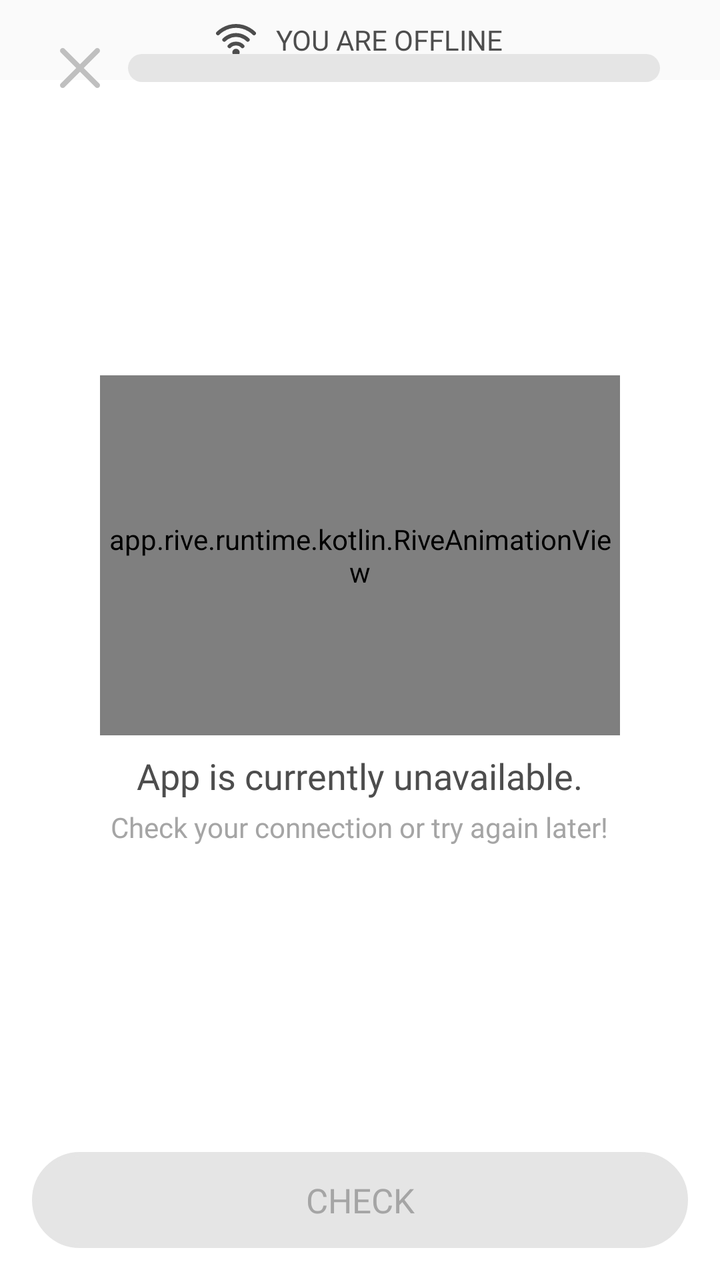
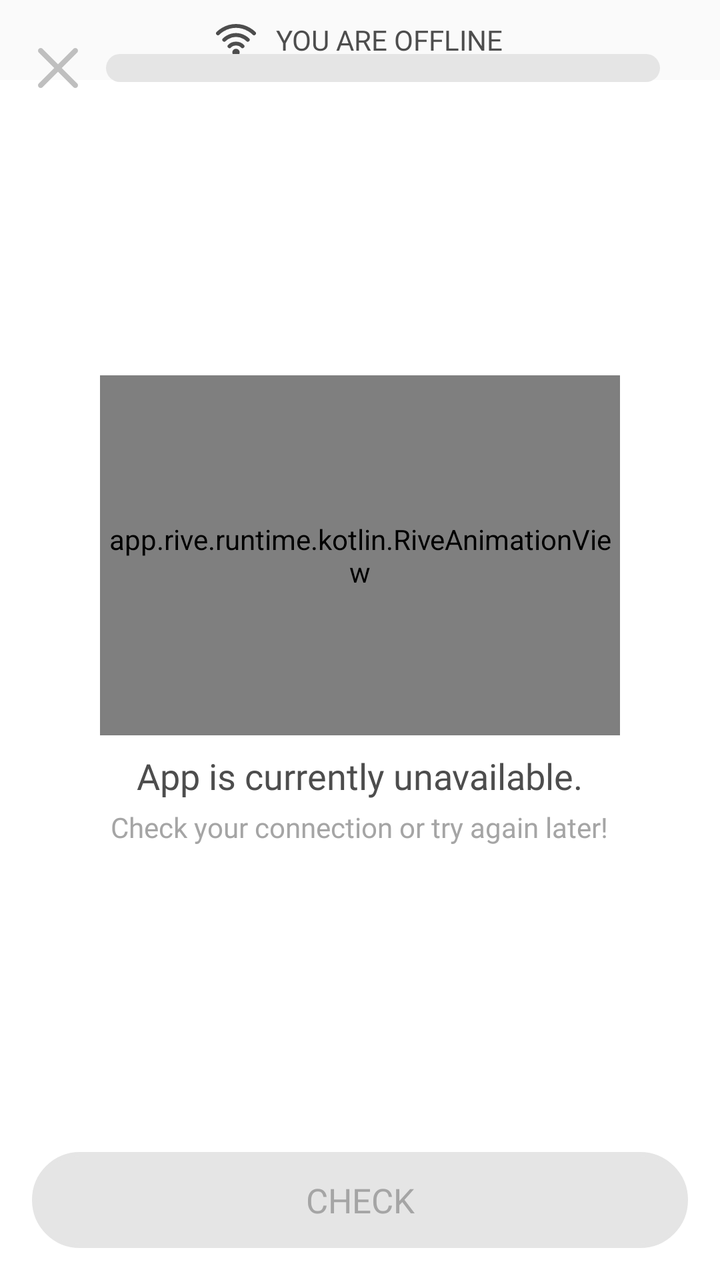

Compare the two renders of this Android layout. The source of the first and the diff that turns it into the second are given below.
<!-- AndroidManifest.xml: application theme Theme.Tetragon -->
<!-- res/layout/activity_physics10_grade_question.xml -->
<?xml version="1.0" encoding="utf-8"?>
<androidx.constraintlayout.widget.ConstraintLayout xmlns:android="http://schemas.android.com/apk/res/android"
    xmlns:app="http://schemas.android.com/apk/res-auto"
    xmlns:tools="http://schemas.android.com/tools"
    android:id="@+id/main"
    android:layout_width="match_parent"
    android:layout_height="match_parent"
    android:background="@color/white"
    android:fitsSystemWindows="true"
    tools:context=".questions.questionPhysicsTenthGrade.Physics10GradeQuestionActivity">

    <LinearLayout
        android:id="@+id/internetConnection"
        android:layout_width="match_parent"
        android:layout_height="wrap_content"
        android:orientation="horizontal"
        android:gravity="center"
        android:padding="10dp"
        android:background="@color/gray_3"
        app:layout_constraintTop_toTopOf="parent"
        app:layout_constraintStart_toStartOf="parent"
        app:layout_constraintEnd_toEndOf="parent">

        <ImageView
            android:layout_width="20dp"
            android:layout_height="20dp"
            android:src="@drawable/internet_lost"
            android:layout_marginEnd="10dp" />

        <TextView
            android:layout_width="wrap_content"
            android:layout_height="wrap_content"
            android:text="@string/you_are_offline"
            android:textColor="@color/black_3"
            android:fontFamily="@font/inter_semibold"
            android:textSize="14sp"/>

    </LinearLayout>

    <LinearLayout
        android:id="@+id/offlineContainer"
        android:layout_width="0dp"
        android:layout_height="0dp"
        android:gravity="center"
        android:orientation="vertical"
        android:padding="16dp"
        app:layout_constraintBottom_toBottomOf="@+id/stateContainer"
        app:layout_constraintEnd_toEndOf="parent"
        app:layout_constraintStart_toStartOf="parent"
        app:layout_constraintTop_toBottomOf="@id/internetConnection">

        <app.rive.runtime.kotlin.RiveAnimationView
            android:id="@+id/internet_mr_square"
            android:layout_width="260dp"
            android:layout_height="180dp"
            app:riveAutoPlay="true"
            app:riveResource="@raw/no_internet_mr_square"
            app:riveStateMachine="State Machine 1" />

        <TextView
            android:id="@+id/offlineTitle"
            android:layout_width="wrap_content"
            android:layout_height="wrap_content"
            android:layout_marginTop="8dp"
            android:fontFamily="@font/inter_semibold"
            android:text="App is currently unavailable."
            android:textColor="@color/black_3"
            android:textSize="18sp" />

        <TextView
            android:id="@+id/offlineSubtitle"
            android:layout_width="wrap_content"
            android:layout_height="wrap_content"
            android:layout_marginTop="4dp"
            android:fontFamily="@font/inter_medium"
            android:gravity="center"
            android:text="Check your connection or try again later!"
            android:textAlignment="center"
            android:textColor="@color/gray_1"
            android:textSize="14sp" />

    </LinearLayout>

    <androidx.constraintlayout.widget.ConstraintLayout
        android:id="@+id/topBarContainer"
        android:layout_width="match_parent"
        android:layout_height="wrap_content"
        android:paddingStart="16dp"
        android:paddingTop="10dp"
        android:paddingEnd="16dp"
        app:layout_constraintEnd_toEndOf="parent"
        app:layout_constraintStart_toStartOf="parent"
        app:layout_constraintTop_toTopOf="parent">

        <ImageView
            android:id="@+id/exit_btn"
            android:layout_width="48dp"
            android:layout_height="48dp"
            android:padding="14dp"
            android:src="@drawable/exit_btn"
            app:layout_constraintBottom_toBottomOf="parent"
            app:layout_constraintStart_toStartOf="parent"
            app:layout_constraintTop_toTopOf="parent" />

        <ProgressBar
            android:id="@+id/progressBar"
            style="?android:attr/progressBarStyleHorizontal"
            android:layout_width="0dp"
            android:layout_height="14dp"
            android:layout_marginEnd="14dp"
            android:indeterminate="false"
            android:max="10"
            android:progressDrawable="@drawable/custom_progress_bar"
            app:layout_constraintBottom_toBottomOf="parent"
            app:layout_constraintEnd_toEndOf="parent"
            app:layout_constraintStart_toEndOf="@+id/exit_btn"
            app:layout_constraintTop_toTopOf="parent"
            tools:progress="7" />

    </androidx.constraintlayout.widget.ConstraintLayout>

    <FrameLayout
        android:id="@+id/questionFragmentContainer"
        android:layout_width="0dp"
        android:layout_height="0dp"
        app:layout_constraintBottom_toTopOf="@+id/btnBackground"
        app:layout_constraintEnd_toEndOf="parent"
        app:layout_constraintStart_toStartOf="parent"
        app:layout_constraintTop_toBottomOf="@+id/topBarContainer" />

    <FrameLayout
        android:id="@+id/stateContainer"
        android:layout_width="match_parent"
        android:layout_height="wrap_content"
        android:background="@color/green_3"
        android:visibility="invisible"
        app:layout_constraintBottom_toTopOf="@+id/btnBackground"
        app:layout_constraintEnd_toEndOf="parent"
        app:layout_constraintStart_toStartOf="parent">

        <androidx.constraintlayout.widget.ConstraintLayout
            android:layout_width="match_parent"
            android:layout_height="match_parent"
            android:padding="16dp">

            <LinearLayout
                android:layout_width="wrap_content"
                android:layout_height="wrap_content"
                android:gravity="center"
                android:orientation="horizontal"
                app:layout_constraintStart_toStartOf="parent"
                app:layout_constraintTop_toTopOf="parent">

                <ImageView
                    android:id="@+id/circleState"
                    android:layout_width="36dp"
                    android:layout_height="36dp"
                    android:src="@drawable/correct_tick_icon"
                    app:layout_constraintStart_toStartOf="parent"
                    app:layout_constraintTop_toTopOf="parent" />

                <LinearLayout
                    android:layout_width="wrap_content"
                    android:layout_height="wrap_content"
                    android:orientation="vertical">

                    <TextView
                        android:id="@+id/stateAnswer"
                        android:layout_width="wrap_content"
                        android:layout_height="wrap_content"
                        android:layout_marginStart="10dp"
                        android:fontFamily="@font/inter_semibold"
                        android:text="Correct!"
                        android:textColor="@color/text_color"
                        android:textSize="18sp" />

                    <TextView
                        android:id="@+id/answer"
                        android:layout_width="wrap_content"
                        android:layout_height="wrap_content"
                        android:layout_marginStart="10dp"
                        android:fontFamily="@font/inter_semibold"
                        android:text="Answer: 2"
                        android:textColor="@color/text_color"
                        android:textSize="14sp"
                        android:visibility="gone" />

                </LinearLayout>
            </LinearLayout>

        </androidx.constraintlayout.widget.ConstraintLayout>
    </FrameLayout>

    <androidx.constraintlayout.widget.ConstraintLayout
        android:id="@+id/btnBackground"
        android:layout_width="match_parent"
        android:layout_height="wrap_content"
        android:paddingStart="16dp"
        android:paddingEnd="16dp"
        android:paddingBottom="16dp"
        android:background="@color/white"
        app:layout_constraintBottom_toBottomOf="parent"
        app:layout_constraintEnd_toEndOf="parent"
        app:layout_constraintStart_toStartOf="parent">

        <FrameLayout
            android:id="@+id/check_btn_container"
            android:layout_width="0dp"
            android:layout_height="wrap_content"
            android:clipChildren="false"
            android:clipToPadding="false"
            android:paddingBottom="5dp"
            app:layout_constraintBottom_toBottomOf="parent"
            app:layout_constraintEnd_toEndOf="parent"
            app:layout_constraintStart_toStartOf="parent">

            <FrameLayout
                android:id="@+id/check_enabled_btn_container"
                android:layout_width="match_parent"
                android:layout_height="wrap_content"
                android:visibility="invisible">

                <View
                    android:id="@+id/check_enabled_button_background"
                    android:layout_width="match_parent"
                    android:layout_height="48dp"
                    android:background="@drawable/custom_button"
                    android:backgroundTint="@color/blue_1"
                    android:translationY="5dp" />

                <Button
                    android:id="@+id/check_enabled_btn"
                    android:layout_width="match_parent"
                    android:layout_height="48dp"
                    android:background="@drawable/custom_button"
                    android:fontFamily="@font/inter_semibold"
                    android:stateListAnimator="@drawable/button_animator"
                    android:text="@string/check"
                    android:textColor="@color/white"
                    android:textSize="17sp"
                    app:backgroundTint="@color/blue_2" />
            </FrameLayout>

            <FrameLayout
                android:id="@+id/check_disabled_btn_container"
                android:layout_width="match_parent"
                android:layout_height="wrap_content"
                android:visibility="visible">

                <View
                    android:layout_width="match_parent"
                    android:layout_height="48dp"
                    android:background="@drawable/custom_button"
                    android:backgroundTint="@color/gray_2"
                    android:translationY="5dp" />

                <TextView
                    android:id="@+id/check_disabled_btn"
                    android:layout_width="match_parent"
                    android:layout_height="48dp"
                    android:fontFamily="@font/inter_semibold"
                    android:gravity="center"
                    android:text="@string/check"
                    android:textColor="@color/gray_1"
                    android:textSize="17sp"
                    android:translationY="5dp" />
            </FrameLayout>
        </FrameLayout>

        <FrameLayout
            android:id="@+id/see_btn_container"
            android:layout_width="0dp"
            android:layout_height="wrap_content"
            android:layout_marginBottom="8dp"
            android:clipChildren="false"
            android:clipToPadding="false"
            android:paddingBottom="5dp"
            android:visibility="gone"
            app:layout_constraintBottom_toTopOf="@+id/check_btn_container"
            app:layout_constraintEnd_toEndOf="parent"
            app:layout_constraintStart_toStartOf="parent">

            <FrameLayout
                android:id="@+id/see_enabled_btn_container"
                android:layout_width="match_parent"
                android:layout_height="wrap_content"
                android:visibility="visible">

                <View
                    android:id="@+id/see_enabled_button_background"
                    android:layout_width="match_parent"
                    android:layout_height="48dp"
                    android:background="@drawable/custom_button"
                    android:backgroundTint="@color/gray_2"
                    android:translationY="5dp" />

                <Button
                    android:id="@+id/see_enabled_btn"
                    android:layout_width="match_parent"
                    android:layout_height="48dp"
                    android:background="@drawable/custom_button"
                    android:fontFamily="@font/inter_semibold"
                    android:stateListAnimator="@drawable/button_animator"
                    android:text="SEE SOLUTION"
                    android:textColor="@color/text_color"
                    android:textSize="17sp"
                    app:backgroundTint="@color/gray_3" />
            </FrameLayout>
        </FrameLayout>
    </androidx.constraintlayout.widget.ConstraintLayout>

    <app.rive.runtime.kotlin.RiveAnimationView
        android:id="@+id/correct_mr_square"
        android:layout_width="170dp"
        android:layout_height="120dp"
        android:visibility="invisible"
        app:layout_constraintBottom_toTopOf="@+id/stateContainer"
        app:layout_constraintEnd_toEndOf="parent"
        app:riveAutoPlay="false"
        app:riveResource="@raw/mr_square_correct"
        app:riveStateMachine="State Machine 1" />

</androidx.constraintlayout.widget.ConstraintLayout>
<!-- resources referenced by this layout -->
<resources>
  <color name="black_3">#4d4d4d</color>
  <color name="blue_1">#0d9ffb</color>
  <color name="blue_2">#11C7FF</color>
  <color name="gray_1">#A5A5A5</color>
  <color name="gray_2">#E5E5E5</color>
  <color name="gray_3">#FAFAFA</color>
  <color name="green_3">#9FFFEC</color>
  <color name="text_color">#64748b</color>
  <color name="white">#FFFFFFFF</color>
  <!-- drawable button_animator (drawable) -->
  <?xml version="1.0" encoding="utf-8"?>
  <selector xmlns:android="http://schemas.android.com/apk/res/android">
  
      
      <item android:state_pressed="true">
          <objectAnimator
              android:propertyName="translationY"
              android:valueTo="5dp"
              android:duration="0" />
      </item>
  
      
      <item>
          <objectAnimator
              android:propertyName="translationY"
              android:valueTo="0dp"
              android:duration="0" />
      </item>
  
  </selector>
  <!-- drawable correct_tick_icon (drawable) -->
  <vector xmlns:android="http://schemas.android.com/apk/res/android"
      android:width="101.03dp"
      android:height="101.03dp"
      android:viewportWidth="101.03"
      android:viewportHeight="101.03">
    <path
        android:pathData="M50.52,50.52m-50.52,0a50.52,50.52 0,1 1,101.04 0a50.52,50.52 0,1 1,-101.04 0"
        android:fillColor="#31f1be"/>
    <path
        android:pathData="M27.51,49.88l14.75,14.75l28.22,-28.23"
        android:strokeLineJoin="round"
        android:strokeWidth="15"
        android:fillColor="#00000000"
        android:strokeColor="#fff"
        android:strokeLineCap="round"/>
  </vector>
  <!-- drawable custom_button (drawable) -->
  <?xml version="1.0" encoding="utf-8"?>
  <shape xmlns:android="http://schemas.android.com/apk/res/android"
      android:shape="rectangle">
      <solid android:color="#ffffff"/>
      <stroke android:color="#e5e5e5"
          android:width="2dp"/>
      <corners android:radius="100dp"/>
  </shape>
  <!-- drawable custom_progress_bar (drawable) -->
  <?xml version="1.0" encoding="utf-8"?>
  <layer-list xmlns:android="http://schemas.android.com/apk/res/android">
  
      
      <item android:id="@android:id/background">
          <shape android:shape="rectangle">
              <corners android:radius="50dp"/>
              <solid android:color="@color/gray_2"/>
          </shape>
      </item>
  
      
      <item android:id="@android:id/progress">
          <scale
              android:useLevel="true"
              android:scaleWidth="100%"
              android:gravity="start">
  
              <shape android:shape="rectangle">
                  <corners android:radius="50dp"/>
                  <solid android:color="@color/blue_2"/>
              </shape>
  
          </scale>
      </item>
  
  </layer-list>
  <!-- drawable exit_btn (drawable) -->
  <vector xmlns:android="http://schemas.android.com/apk/res/android"
      android:width="25.41dp"
      android:height="25.4dp"
      android:viewportWidth="25.41"
      android:viewportHeight="25.4">
    <path
        android:pathData="M24.91,22.49c0.66,0.67 0.66,1.75 0,2.41s-1.75,0.66 -2.41,0l-9.79,-9.79L2.91,24.9c-0.66,0.66 -1.74,0.66 -2.41,0 -0.33,-0.33 -0.5,-0.76 -0.5,-1.2s0.17,-0.88 0.5,-1.21l9.8,-9.79L0.5,2.9C-0.16,2.24 -0.16,1.16 0.5,0.5c0.34,-0.33 0.77,-0.5 1.21,-0.5s0.87,0.17 1.2,0.5l9.8,9.79L22.5,0.5c0.66,-0.66 1.75,-0.66 2.41,0s0.66,1.74 0,2.4l-9.8,9.8 9.8,9.79Z"
        android:fillColor="#bfbfbf"/>
  </vector>
  <string name="check">CHECK</string>
  <string name="you_are_offline">YOU ARE OFFLINE</string>
  <style name="Theme.Tetragon" parent="Base.Theme.Tetragon" />
  <style name="Base.Theme.Tetragon" parent="Theme.Material3.DayNight.NoActionBar">
          <item name="android:statusBarColor">@color/white</item>
          <item name="android:navigationBarColor">@color/white</item>
          <item name="android:windowLightStatusBar">true</item>
  
          <item name="android:windowBackground">@color/white</item>
          <item name="android:colorBackground">@color/white</item>
  
          <item name="android:windowIsTranslucent">false</item>
      </style>
  <!-- unchanged entries left out for length: 1 -->
</resources>

<!-- the commit's change to res/layout/activity_physics10_grade_question.xml (unified diff, before → after) -->
@@ -85,7 +85,7 @@
         android:id="@+id/topBarContainer"
         android:layout_width="match_parent"
         android:layout_height="wrap_content"
-        android:paddingStart="16dp"
+        android:paddingStart="5dp"
         android:paddingTop="10dp"
         android:paddingEnd="16dp"
         app:layout_constraintEnd_toEndOf="parent"
